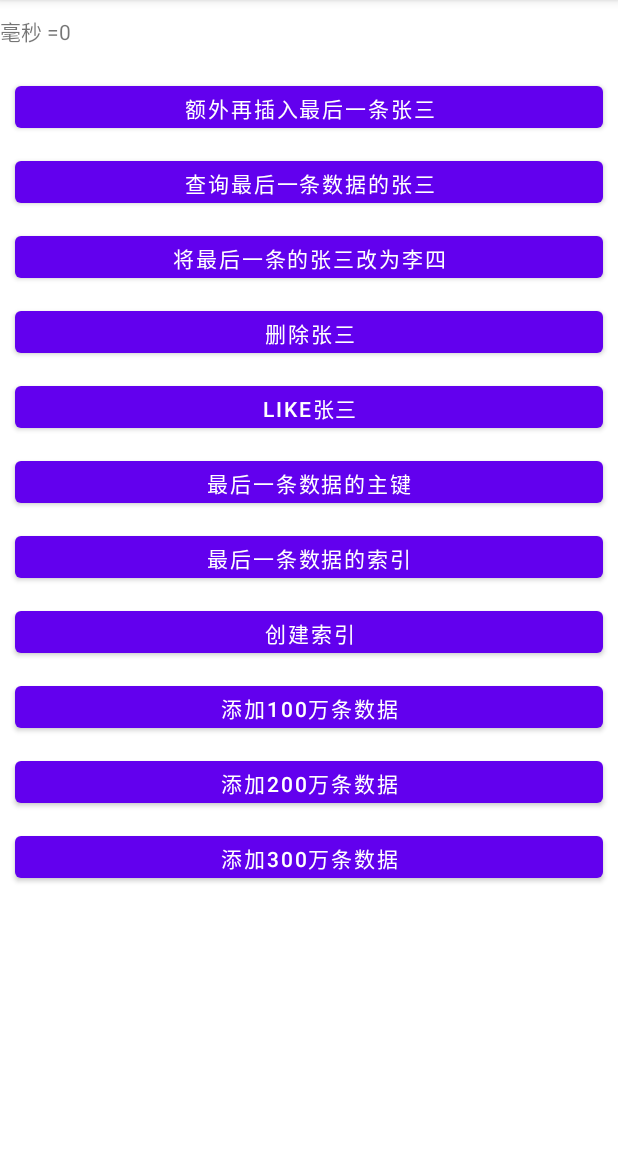
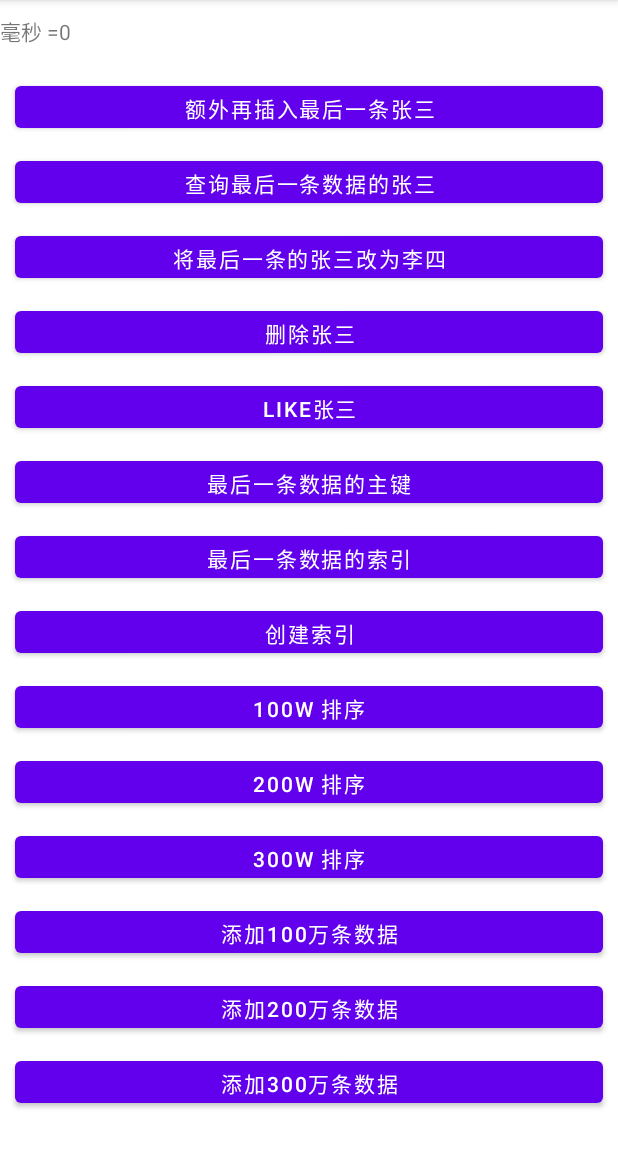
Before and after one commit to CMzhizhe/SqlLitePerformanceProject, an Android app: the screen it shows after launch (MainActivity), after a tap on "额外再插入最后一条张三", on a phone screen of 412 x 824 dp, the part 84-1236 px from its top. Run offline under Robolectric (Android 15) with nearby library versions, the phone set to English and light mode, and no system bars.

Commit message:
1、新增order by

```diff
--- a/app/src/main/java/com/gxx/testdbapplication/MainActivity.kt
+++ b/app/src/main/java/com/gxx/testdbapplication/MainActivity.kt
@@ -28,6 +28,7 @@ class MainActivity : AppCompatActivity(), View.OnClickListener {
         ordersDao = OrderDao(this);
         ordersDao.orderDBHelper.writableDatabase
 
+
         showSQLMsg = findViewById<View>(R.id.showSQLMsg) as TextView
         findViewById<View>(R.id.insert_100_w_data).setOnClickListener(this)
         findViewById<View>(R.id.insert_200_w_data).setOnClickListener(this)
@@ -38,12 +39,39 @@ class MainActivity : AppCompatActivity(), View.OnClickListener {
         findViewById<View>(R.id.insert_find_last_data).setOnClickListener(this)
         findViewById<View>(R.id.insert_find_update_last_data).setOnClickListener(this)
         findViewById<View>(R.id.insert_one_like_zhujain).setOnClickListener(this);
+        findViewById<View>(R.id.insert_one_suoyin).setOnClickListener(this)
+        findViewById<View>(R.id.insert_100_w_order_by_data).setOnClickListener(this)
+        findViewById<View>(R.id.insert_200_w_order_by_data).setOnClickListener(this)
+        findViewById<View>(R.id.insert_300_w_order_by_data).setOnClickListener(this)
         findViewById<View>(R.id.insert_one_create_suoyin).setOnClickListener(this)
-        findViewById<View>(R.id.insert_one_suoyin).setOnClickListener(this)
     }
+
+
 
     override fun onClick(view: View) {
         when (view.getId()) {
+            R.id.insert_one_create_suoyin->{
+                //创建索引
+                val db: SQLiteDatabase = ordersDao.orderDBHelper.getReadableDatabase()
+                val sql2 = "CREATE UNIQUE INDEX index_name on " + TABLENAME + "(" + MESSAGEID + ")";
+                db.execSQL(sql2)
+                db.close()
+
+            }
+
+            R.id.insert_100_w_order_by_data -> {
+                findDataOrderByRandumNumber()
+            }
+
+            R.id.insert_200_w_order_by_data -> {
+                findDataOrderByRandumNumber()
+            }
+
+            R.id.insert_300_w_order_by_data -> {
+                findDataOrderByRandumNumber()
+            }
+
+
             R.id.insert_one_suoyin -> {
                 Thread(object : Runnable {
                     override fun run() {
@@ -65,12 +93,6 @@ class MainActivity : AppCompatActivity(), View.OnClickListener {
                 }).start()
             }
 
-            R.id.insert_one_create_suoyin -> {
-                val db: SQLiteDatabase = ordersDao.orderDBHelper.getReadableDatabase()
-                val sql2 = "CREATE UNIQUE INDEX index_name on " + TABLENAME + "(" + MESSAGEID + ")";
-                db.execSQL(sql2)
-                db.close()
-            }
 
             R.id.insert_one_like_zhangsan -> {
                 Thread(object : Runnable {
@@ -153,7 +175,7 @@ class MainActivity : AppCompatActivity(), View.OnClickListener {
                 val startTime = System.currentTimeMillis()
                 val db: SQLiteDatabase = ordersDao.orderDBHelper.getWritableDatabase()
                 db.beginTransaction()
-                db.execSQL("insert into " + TABLENAME + " (customName, orderPrice, country) values ('张三', 'test', 'China')")
+                db.execSQL("insert into " + TABLENAME + " (customName, orderPrice, country,randumNumber) values ('张三', 'test', 'China','" + getRandom() + "')")
                 val disTime = System.currentTimeMillis() - startTime
                 runOnUiThread { showSQLMsg.setText("毫秒 =" + disTime) }
                 db.setTransactionSuccessful()
@@ -207,8 +229,8 @@ class MainActivity : AppCompatActivity(), View.OnClickListener {
                 db.beginTransaction()
                 for (i in 0 until count * 10000) {
                     db.execSQL(
-                        "insert into " + TABLENAME + " ( customName,messageUId, orderPrice, country) values ('Arc', '" + UUID.randomUUID()
-                            .toString() + "', 'test', 'China')"
+                        "insert into " + TABLENAME + " ( customName,messageUId, orderPrice, country,randumNumber) values ('Arc', '" + UUID.randomUUID()
+                            .toString() + "', 'test', 'China','" + getRandom() + "')"
                     )
                     Log.i(TAG, "第" + i + "条")
                 }
@@ -226,4 +248,31 @@ class MainActivity : AppCompatActivity(), View.OnClickListener {
             }
         }.start()
     }
+
+
+    private val random = Random(100000);
+
+    /**
+     * @date 创建时间:2021/11/10 0010
+     * @auther gaoxiaoxiong
+     * @Descriptiion 获取随机数
+     **/
+    private fun getRandom(): Int {
+        return random.nextInt();
+    }
+
+    private fun findDataOrderByRandumNumber(){
+        Thread(object : Runnable {
+            override fun run() {
+                val startTime = System.currentTimeMillis()
+                val db: SQLiteDatabase = ordersDao.orderDBHelper.getReadableDatabase();
+                val cursor = db.rawQuery("select * from " + TABLENAME + " order by randumNumber asc", null)
+                val disTime = System.currentTimeMillis() - startTime
+                runOnUiThread { showSQLMsg.setText("毫秒 = " + disTime) }
+                cursor.close();
+                db.close()
+            }
+        }).start()
+    }
+
 }
--- a/app/src/main/java/com/gxx/testdbapplication/db/OrderDBHelper.kt
+++ b/app/src/main/java/com/gxx/testdbapplication/db/OrderDBHelper.kt
@@ -14,6 +14,7 @@ class OrderDBHelper : SQLiteOpenHelper {
         const val CUSTOMNAME = "customName"
         const val ORDERPRICE = "orderPrice"
         const val COUNTRY = "country";
+        const val RANDUMNUMBER = "randumNumber";
     }
 
     constructor(context: Context) : super(context, DBNAME, null, 1) {}
@@ -24,6 +25,7 @@ class OrderDBHelper : SQLiteOpenHelper {
                 MESSAGEID + " TEXT, " +
                 CUSTOMNAME + " TEXT, " +
                 ORDERPRICE + " TEXT, " +
+                RANDUMNUMBER + " INTEGER, " +
                 COUNTRY + " TEXT " +
                 ");"
         db.execSQL(sql)
--- a/app/src/main/res/layout/activity_main.xml
+++ b/app/src/main/res/layout/activity_main.xml
@@ -6,8 +6,6 @@
     android:layout_height="match_parent"
     android:orientation="vertical"
     tools:context=".MainActivity">
-
-
 
 
     <TextView
@@ -99,6 +97,36 @@
                 android:layout_marginRight="10dp"
                 android:text="创建索引" />
 
+
+            <Button
+                android:id="@+id/insert_100_w_order_by_data"
+                android:layout_width="match_parent"
+                android:layout_height="40dp"
+                android:layout_marginLeft="10dp"
+                android:layout_marginTop="10dp"
+                android:layout_marginRight="10dp"
+                android:text="100w 排序" />
+
+            <Button
+                android:id="@+id/insert_200_w_order_by_data"
+                android:layout_width="match_parent"
+                android:layout_height="40dp"
+                android:layout_marginLeft="10dp"
+                android:layout_marginTop="10dp"
+                android:layout_marginRight="10dp"
+                android:text="200w 排序" />
+
+
+            <Button
+                android:id="@+id/insert_300_w_order_by_data"
+                android:layout_width="match_parent"
+                android:layout_height="40dp"
+                android:layout_marginLeft="10dp"
+                android:layout_marginTop="10dp"
+                android:layout_marginRight="10dp"
+                android:text="300w 排序" />
+
+
             <Button
                 android:id="@+id/insert_100_w_data"
                 android:layout_width="match_parent"
@@ -128,7 +156,6 @@
                 android:text="添加300万条数据" />
 
 
-
         </LinearLayout>
     </ScrollView>
 </LinearLayout>
```
